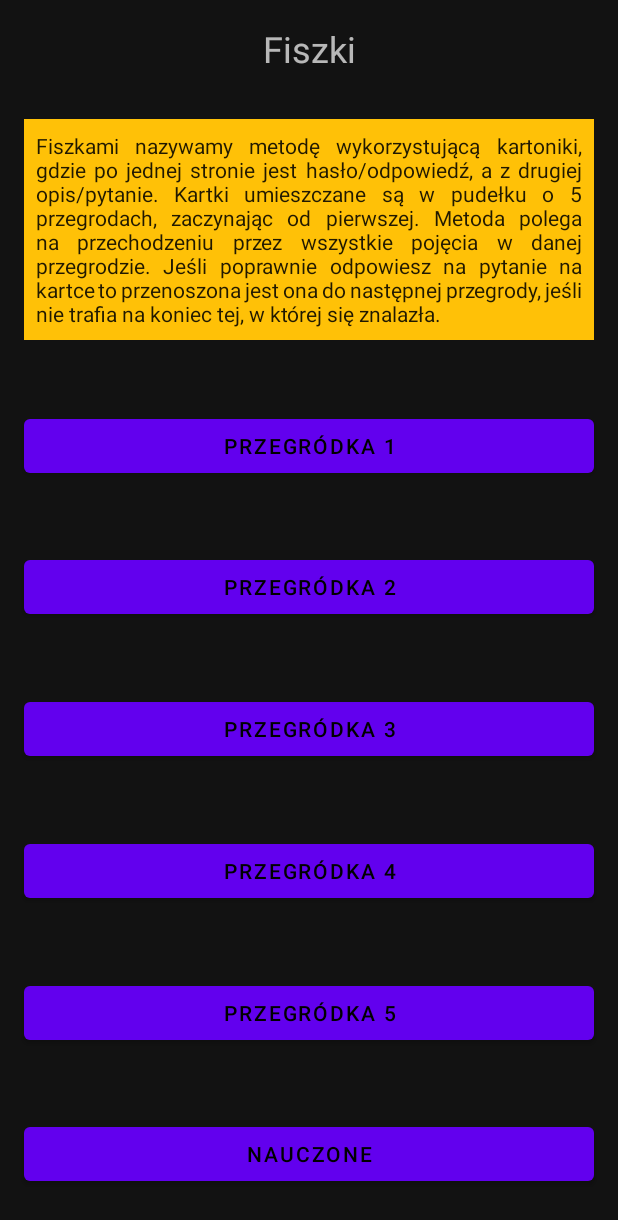
After one commit to kpencak/Teach_Me, an Android app: the FlashcardsActivity screen opened directly, with no data from a screen before it, on a phone screen of 412 x 824 dp. The commit adds this screen. Shown: the top 1220 px of the screen. Run offline under Robolectric (Android 15) with nearby library versions, the phone set to English and light mode, and no system bars.

Commit message:
Added Flashcards method: - changed database entity - added layout for partitions - added layout for flashcard - backend to flashcard method

```diff
--- a/app/src/main/AndroidManifest.xml
+++ b/app/src/main/AndroidManifest.xml
@@ -9,10 +9,12 @@
         android:roundIcon="@mipmap/ic_launcher_round"
         android:supportsRtl="true"
         android:theme="@style/AppTheme">
+        <activity android:name=".flashcards_method.PartitionActivity"></activity>
+        <activity android:name=".flashcards_method.FlashcardsActivity" />
         <activity
             android:name=".why_method.SummaryActivity"
             android:label="@string/title_activity_summary"
-            android:theme="@style/AppTheme.NoActionBar"></activity>
+            android:theme="@style/AppTheme.NoActionBar" />
         <activity
             android:name=".why_method.WhyMethodActivity"
             android:label="@string/title_activity_why_method"
--- a/app/src/main/java/kpencak/teachme/dictionary/DictionaryItemDao.java
+++ b/app/src/main/java/kpencak/teachme/dictionary/DictionaryItemDao.java
@@ -25,4 +25,10 @@ public interface DictionaryItemDao {
 
     @Query("SELECT * FROM dictionary LIMIT 1")
     List<DictionaryItem> getAnyItem();
+
+    @Query("SELECT * FROM dictionary WHERE flashcards_level = :partition_no")
+    List<DictionaryItem> getItemsForPartition(int partition_no);
+
+    @Query("UPDATE dictionary SET flashcards_level = :new_partition_no WHERE name = :name")
+    void updateItem(int new_partition_no, String name);
 }
--- a/app/src/main/java/kpencak/teachme/dictionary/DictionaryRecyclerViewAdapter.java
+++ b/app/src/main/java/kpencak/teachme/dictionary/DictionaryRecyclerViewAdapter.java
@@ -104,7 +104,7 @@ public class DictionaryRecyclerViewAdapter extends RecyclerView.Adapter<Dictiona
 
         @Override
         public boolean areItemsTheSame(int oldItemPosition, int newItemPosition) {
-            return oldDictionary.get(oldItemPosition).getId() == newDictionary.get(newItemPosition).getId();
+            return oldDictionary.get(oldItemPosition).getId().equals(newDictionary.get(newItemPosition).getId());
         }
 
         @Override
--- a/app/src/main/java/kpencak/teachme/dictionary/ShowDictionaryActivity.java
+++ b/app/src/main/java/kpencak/teachme/dictionary/ShowDictionaryActivity.java
@@ -80,7 +80,7 @@ public class ShowDictionaryActivity extends AppCompatActivity {
         super.onActivityResult(requestCode, resultCode, newItemData);
 
         if (requestCode == 1 && resultCode == Activity.RESULT_OK) {
-            DictionaryItem newItem = new DictionaryItem(newItemData.getStringExtra("NAME_REPLY"), newItemData.getStringExtra("DESC_REPLY"));
+            DictionaryItem newItem = new DictionaryItem(newItemData.getStringExtra("NAME_REPLY"), newItemData.getStringExtra("DESC_REPLY"), 1);
             dictionaryViewModel.insertDictionaryItem(newItem);
         } else {
             Toast.makeText(getApplicationContext(), R.string.add_new_item_error, Toast.LENGTH_SHORT).show();
--- /dev/null
+++ b/app/src/main/java/kpencak/teachme/flashcards_method/FlashcardsActivity.java
@@ -0,0 +1,58 @@
+package kpencak.teachme.flashcards_method;
+
+import androidx.appcompat.app.AppCompatActivity;
+
+import android.content.Intent;
+import android.os.Bundle;
+import android.view.View;
+import android.widget.Button;
+
+import kpencak.teachme.R;
+
+public class FlashcardsActivity extends AppCompatActivity implements View.OnClickListener {
+
+    @Override
+    protected void onCreate(Bundle savedInstanceState) {
+        super.onCreate(savedInstanceState);
+        setContentView(R.layout.activity_flashcards_method);
+
+        Button partition_1 = findViewById(R.id.btn_flashcards_1);
+        Button partition_2 = findViewById(R.id.btn_flashcards_2);
+        Button partition_3 = findViewById(R.id.btn_flashcards_3);
+        Button partition_4 = findViewById(R.id.btn_flashcards_4);
+        Button partition_5 = findViewById(R.id.btn_flashcards_5);
+        Button learned = findViewById(R.id.btn_flashcards_learned);
+
+        partition_1.setOnClickListener(this);
+        partition_2.setOnClickListener(this);
+        partition_3.setOnClickListener(this);
+        partition_4.setOnClickListener(this);
+        partition_5.setOnClickListener(this);
+        learned.setOnClickListener(this);
+    }
+
+    @Override
+    public void onClick(View view) {
+        Intent intent = new Intent(this, PartitionActivity.class);
+
+        switch (view.getId()) {
+            case R.id.btn_flashcards_1:
+                intent.putExtra("partition_no", 1);
+                break;
+            case R.id.btn_flashcards_2:
+                intent.putExtra("partition_no", 2);
+                break;
+            case R.id.btn_flashcards_3:
+                intent.putExtra("partition_no", 3);
+                break;
+            case R.id.btn_flashcards_4:
+                intent.putExtra("partition_no", 4);
+                break;
+            case R.id.btn_flashcards_5:
+                intent.putExtra("partition_no", 5);
+                break;
+        }
+
+        startActivity(intent);
+    }
+}
--- /dev/null
+++ b/app/src/main/res/layout-v26/activity_flashcards_method.xml
@@ -0,0 +1,139 @@
+<?xml version="1.0" encoding="utf-8"?>
+<androidx.constraintlayout.widget.ConstraintLayout xmlns:android="http://schemas.android.com/apk/res/android"
+    xmlns:app="http://schemas.android.com/apk/res-auto"
+    xmlns:tools="http://schemas.android.com/tools"
+    android:layout_width="match_parent"
+    android:layout_height="match_parent"
+    tools:context=".flashcards_method.FlashcardsActivity">
+
+    <TextView
+        android:id="@+id/flashcards_method_name"
+        android:layout_width="wrap_content"
+        android:layout_height="wrap_content"
+        android:layout_marginStart="16dp"
+        android:layout_marginLeft="16dp"
+        android:layout_marginTop="16dp"
+        android:layout_marginEnd="16dp"
+        android:layout_marginRight="16dp"
+        android:text="@string/flashcards_method"
+        android:textSize="24sp"
+        app:layout_constraintEnd_toEndOf="parent"
+        app:layout_constraintStart_toStartOf="parent"
+        app:layout_constraintTop_toTopOf="parent" />
+
+    <TextView
+        android:id="@+id/flashcards_method_desc"
+        android:layout_width="match_parent"
+        android:layout_height="wrap_content"
+        android:layout_marginStart="16dp"
+        android:layout_marginLeft="16dp"
+        android:layout_marginTop="16dp"
+        android:layout_marginEnd="16dp"
+        android:layout_marginRight="16dp"
+        android:layout_marginBottom="16dp"
+        android:background="#FFC107"
+        android:padding="8dp"
+        android:justificationMode="inter_word"
+        android:text="@string/flashcards_method_desc"
+        android:textColor="?android:attr/textColorPrimaryInverse"
+        app:layout_constraintBottom_toTopOf="@+id/btn_flashcards_1"
+        app:layout_constraintEnd_toEndOf="@id/btn_flashcards_1"
+        app:layout_constraintStart_toStartOf="parent"
+        app:layout_constraintTop_toBottomOf="@+id/flashcards_method_name" />
+
+    <Button
+        android:id="@+id/btn_flashcards_1"
+        android:layout_width="match_parent"
+        android:layout_height="wrap_content"
+        android:layout_marginStart="16dp"
+        android:layout_marginLeft="16dp"
+        android:layout_marginTop="16dp"
+        android:layout_marginEnd="16dp"
+        android:layout_marginRight="16dp"
+        android:layout_marginBottom="16dp"
+        android:text="@string/btn_flashcards_1"
+        app:layout_constraintBottom_toTopOf="@+id/btn_flashcards_2"
+        app:layout_constraintEnd_toEndOf="parent"
+        app:layout_constraintStart_toStartOf="parent"
+        app:layout_constraintTop_toBottomOf="@id/flashcards_method_desc" />
+
+    <Button
+        android:id="@+id/btn_flashcards_2"
+        android:layout_width="match_parent"
+        android:layout_height="wrap_content"
+        android:layout_marginStart="16dp"
+        android:layout_marginLeft="16dp"
+        android:layout_marginTop="16dp"
+        android:layout_marginEnd="16dp"
+        android:layout_marginRight="16dp"
+        android:layout_marginBottom="16dp"
+        android:text="@string/btn_flashcards_2"
+        app:layout_constraintBottom_toTopOf="@+id/btn_flashcards_3"
+        app:layout_constraintEnd_toEndOf="parent"
+        app:layout_constraintStart_toStartOf="parent"
+        app:layout_constraintTop_toBottomOf="@id/btn_flashcards_1" />
+
+    <Button
+        android:id="@+id/btn_flashcards_3"
+        android:layout_width="match_parent"
+        android:layout_height="wrap_content"
+        android:layout_marginStart="16dp"
+        android:layout_marginLeft="16dp"
+        android:layout_marginTop="16dp"
+        android:layout_marginEnd="16dp"
+        android:layout_marginRight="16dp"
+        android:layout_marginBottom="16dp"
+        android:text="@string/btn_flashcards_3"
+        app:layout_constraintBottom_toTopOf="@+id/btn_flashcards_4"
+        app:layout_constraintEnd_toEndOf="parent"
+        app:layout_constraintStart_toStartOf="parent"
+        app:layout_constraintTop_toBottomOf="@+id/btn_flashcards_2" />
+
+    <Button
+        android:id="@+id/btn_flashcards_4"
+        android:layout_width="match_parent"
+        android:layout_height="wrap_content"
+        android:layout_marginStart="16dp"
+        android:layout_marginLeft="16dp"
+        android:layout_marginTop="16dp"
+        android:layout_marginEnd="16dp"
+        android:layout_marginRight="16dp"
+        android:layout_marginBottom="16dp"
+        android:text="@string/btn_flashcards_4"
+        app:layout_constraintBottom_toTopOf="@+id/btn_flashcards_5"
+        app:layout_constraintEnd_toEndOf="parent"
+        app:layout_constraintStart_toStartOf="parent"
+        app:layout_constraintTop_toBottomOf="@id/btn_flashcards_3" />
+
+    <Button
+        android:id="@+id/btn_flashcards_5"
+        android:layout_width="match_parent"
+        android:layout_height="wrap_content"
+        android:layout_marginStart="16dp"
+        android:layout_marginLeft="16dp"
+        android:layout_marginTop="16dp"
+        android:layout_marginEnd="16dp"
+        android:layout_marginRight="16dp"
+        android:layout_marginBottom="16dp"
+        android:text="@string/btn_flashcards_5"
+        app:layout_constraintBottom_toTopOf="@+id/btn_flashcards_learned"
+        app:layout_constraintEnd_toEndOf="parent"
+        app:layout_constraintStart_toStartOf="parent"
+        app:layout_constraintTop_toBottomOf="@id/btn_flashcards_4" />
+
+    <Button
+        android:id="@+id/btn_flashcards_learned"
+        android:layout_width="match_parent"
+        android:layout_height="wrap_content"
+        android:layout_marginStart="16dp"
+        android:layout_marginLeft="16dp"
+        android:layout_marginEnd="16dp"
+        android:layout_marginRight="16dp"
+        android:layout_marginTop="16dp"
+        android:layout_marginBottom="16dp"
+        android:text="@string/btn_flashcards_learned"
+        app:layout_constraintEnd_toEndOf="parent"
+        app:layout_constraintStart_toStartOf="parent"
+        app:layout_constraintTop_toBottomOf="@id/btn_flashcards_5"
+        app:layout_constraintBottom_toBottomOf="parent"/>
+</androidx.constraintlayout.widget.ConstraintLayout>
--- /dev/null
+++ b/app/src/main/res/layout/activity_flashcards_method.xml
@@ -0,0 +1,124 @@
+<?xml version="1.0" encoding="utf-8"?>
+<androidx.constraintlayout.widget.ConstraintLayout xmlns:android="http://schemas.android.com/apk/res/android"
+    xmlns:app="http://schemas.android.com/apk/res-auto"
+    xmlns:tools="http://schemas.android.com/tools"
+    android:layout_width="match_parent"
+    android:layout_height="match_parent"
+    tools:context=".flashcards_method.FlashcardsActivity">
+
+    <TextView
+        android:id="@+id/flashcards_method_name"
+        android:layout_width="wrap_content"
+        android:layout_height="wrap_content"
+        android:layout_marginStart="16dp"
+        android:layout_marginLeft="16dp"
+        android:layout_marginTop="16dp"
+        android:layout_marginEnd="16dp"
+        android:layout_marginRight="16dp"
+        android:text="@string/flashcards_method"
+        android:textSize="24sp"
+        app:layout_constraintEnd_toEndOf="parent"
+        app:layout_constraintStart_toStartOf="parent"
+        app:layout_constraintTop_toTopOf="parent" />
+
+    <TextView
+        android:id="@+id/flashcards_method_desc"
+        android:layout_width="match_parent"
+        android:layout_height="wrap_content"
+        android:layout_marginStart="16dp"
+        android:layout_marginLeft="16dp"
+        android:layout_marginTop="16dp"
+        android:layout_marginEnd="16dp"
+        android:layout_marginRight="16dp"
+        android:layout_marginBottom="16dp"
+        android:background="#FFC107"
+        android:padding="8dp"
+        android:justificationMode="inter_word"
+        android:text="@string/flashcards_method_desc"
+        android:textColor="?android:attr/textColorPrimaryInverse"
+        app:layout_constraintBottom_toTopOf="@+id/btn_flashcards_1"
+        app:layout_constraintEnd_toEndOf="@id/btn_flashcards_1"
+        app:layout_constraintStart_toStartOf="parent"
+        app:layout_constraintTop_toBottomOf="@+id/flashcards_method_name" />
+
+    <Button
+        android:id="@+id/btn_flashcards_1"
+        android:layout_width="match_parent"
+        android:layout_height="wrap_content"
+        android:layout_marginStart="16dp"
+        android:layout_marginLeft="16dp"
+        android:layout_marginTop="16dp"
+        android:layout_marginEnd="16dp"
+        android:layout_marginRight="16dp"
+        android:layout_marginBottom="16dp"
+        android:text="@string/btn_flashcards_1"
+        app:layout_constraintBottom_toTopOf="@+id/btn_flashcards_2"
+        app:layout_constraintEnd_toEndOf="parent"
+        app:layout_constraintStart_toStartOf="parent"
+        app:layout_constraintTop_toBottomOf="@id/flashcards_method_desc" />
+
+    <Button
+        android:id="@+id/btn_flashcards_2"
+        android:layout_width="match_parent"
+        android:layout_height="wrap_content"
+        android:layout_marginStart="16dp"
+        android:layout_marginLeft="16dp"
+        android:layout_marginTop="16dp"
+        android:layout_marginEnd="16dp"
+        android:layout_marginRight="16dp"
+        android:layout_marginBottom="16dp"
+        android:text="@string/btn_flashcards_2"
+        app:layout_constraintBottom_toTopOf="@+id/btn_flashcards_3"
+        app:layout_constraintEnd_toEndOf="parent"
+        app:layout_constraintStart_toStartOf="parent"
+        app:layout_constraintTop_toBottomOf="@id/btn_flashcards_1" />
+
+    <Button
+        android:id="@+id/btn_flashcards_3"
+        android:layout_width="match_parent"
+        android:layout_height="wrap_content"
+        android:layout_marginStart="16dp"
+        android:layout_marginLeft="16dp"
+        android:layout_marginTop="16dp"
+        android:layout_marginEnd="16dp"
+        android:layout_marginRight="16dp"
+        android:layout_marginBottom="16dp"
+        android:text="@string/btn_flashcards_3"
+        app:layout_constraintBottom_toTopOf="@+id/btn_flashcards_4"
+        app:layout_constraintEnd_toEndOf="parent"
+        app:layout_constraintStart_toStartOf="parent"
+        app:layout_constraintTop_toBottomOf="@+id/btn_flashcards_2" />
+
+    <Button
+        android:id="@+id/btn_flashcards_4"
+        android:layout_width="match_parent"
+        android:layout_height="wrap_content"
+        android:layout_marginStart="16dp"
+        android:layout_marginLeft="16dp"
+        android:layout_marginTop="16dp"
+        android:layout_marginEnd="16dp"
+        android:layout_marginRight="16dp"
+        android:layout_marginBottom="16dp"
+        android:text="@string/btn_flashcards_4"
+        app:layout_constraintBottom_toTopOf="@+id/btn_flashcards_5"
+        app:layout_constraintEnd_toEndOf="parent"
+        app:layout_constraintStart_toStartOf="parent"
+        app:layout_constraintTop_toBottomOf="@id/btn_flashcards_3" />
+
+    <Button
+        android:id="@+id/btn_flashcards_5"
+        android:layout_width="match_parent"
+        android:layout_height="wrap_content"
+        android:layout_marginStart="16dp"
+        android:layout_marginLeft="16dp"
+        android:layout_marginTop="16dp"
+        android:layout_marginEnd="16dp"
+        android:layout_marginRight="16dp"
+        android:layout_marginBottom="16dp"
+        android:text="@string/btn_flashcards_5"
+        app:layout_constraintEnd_toEndOf="parent"
+        app:layout_constraintStart_toStartOf="parent"
+        app:layout_constraintTop_toBottomOf="@id/btn_flashcards_4"
+        app:layout_constraintBottom_toBottomOf="parent"/>
+
+</androidx.constraintlayout.widget.ConstraintLayout>
--- a/app/src/main/res/layout/activity_show_learn_options.xml
+++ b/app/src/main/res/layout/activity_show_learn_options.xml
@@ -52,7 +52,8 @@
         app:layout_constraintHorizontal_bias="0.5"
         app:layout_constraintStart_toEndOf="@+id/btn_method_1"
         app:layout_constraintTop_toBottomOf="@+id/choose_method_text"
-        android:text="@string/flashcards_method"/>
+        android:text="@string/flashcards_method"
+        android:onClick="goToFlashcardsMethod"/>
 
     <Button
         android:id="@+id/btn_method_3"
--- a/app/src/main/res/values/strings.xml
+++ b/app/src/main/res/values/strings.xml
@@ -148,5 +148,17 @@
     <string name="btn_summary">Podsumowanie</string>
     <string name="title_activity_summary">SummaryActivity</string>
     <string name="go_back">Wróć do metod</string>
+    <string name="flashcards_method_name">Fiszki</string>
+    <string name="flashcards_method_desc">Fiszkami nazywamy metodę wykorzystującą kartoniki, gdzie po jednej stronie jest hasło/odpowiedź, a z drugiej opis/pytanie. Kartki umieszczane są w pudełku o 5 przegrodach, zaczynając od pierwszej. Metoda polega na przechodzeniu przez wszystkie pojęcia w danej przegrodzie. Jeśli poprawnie odpowiesz na pytanie na kartce to przenoszona jest ona do następnej przegrody, jeśli nie trafia na koniec tej, w której się znalazła.</string>
+    <string name="btn_flashcards_1">Przegródka 1</string>
+    <string name="btn_flashcards_2">Przegródka 2</string>
+    <string name="btn_flashcards_3">Przegródka 3</string>
+    <string name="btn_flashcards_4">Przegródka 4</string>
+    <string name="btn_flashcards_5">Przegródka 5</string>
+    <string name="btn_flashcards_learned">Nauczone</string>
+    <string name="good_answer">Znam</string>
+    <string name="bad_answer">Nie znam</string>
+    <!-- TODO: Remove or change this placeholder text -->
+    <string name="hello_blank_fragment">Hello blank fragment</string>
 
 </resources>
```
Also changed, not shown: app/src/main/java/kpencak/teachme/ShowLearnOptionsActivity.java (+5 -4 lines), app/src/main/java/kpencak/teachme/dictionary/DictionaryDatabase.java (+17 -33 lines), app/src/main/java/kpencak/teachme/dictionary/DictionaryFragment.java (deleted, +0 -99 lines), app/src/main/java/kpencak/teachme/dictionary/DictionaryItem.java (+13 -1 lines), app/src/main/java/kpencak/teachme/dictionary/DictionaryItemViewModel.java (+8 -0 lines), app/src/main/java/kpencak/teachme/flashcards_method/PartitionActivity.java (added, +108 -0 lines), app/src/main/res/layout/activity_partition.xml (added, +84 -0 lines), 1 other file.
